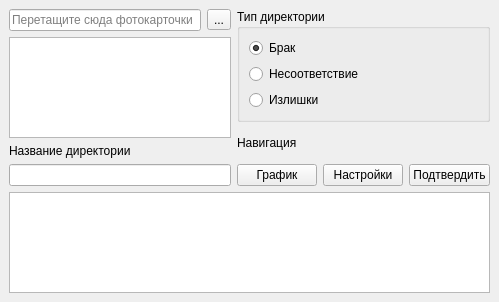
This is mainwindow.ui in The-Zealot/WBFolderManager as Qt 5 draws it before an edit. The edited form follows.
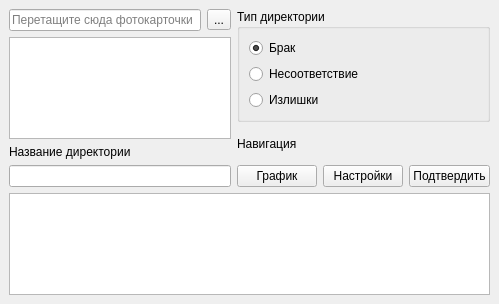
This is the edited form.

Commit message: Renamed private members of MainWindow class to (added underline prefix _)

Patch:
```diff
--- a/mainwindow.ui
+++ b/mainwindow.ui
@@ -7,7 +7,7 @@
     <x>0</x>
     <y>0</y>
     <width>499</width>
-    <height>302</height>
+    <height>304</height>
    </rect>
   </property>
   <property name="windowTitle">
@@ -28,16 +28,6 @@
             </property>
            </widget>
           </item>
-          <item row="1" column="0" colspan="2">
-           <widget class="QListWidget" name="listWidget">
-            <property name="sizePolicy">
-             <sizepolicy hsizetype="Preferred" vsizetype="Expanding">
-              <horstretch>0</horstretch>
-              <verstretch>0</verstretch>
-             </sizepolicy>
-            </property>
-           </widget>
-          </item>
           <item row="0" column="0">
            <widget class="QLineEdit" name="editPhotoPath">
             <property name="sizePolicy">
@@ -53,6 +43,9 @@
           </item>
          </layout>
         </item>
+        <item>
+         <widget class="QListWidget" name="listWidget"/>
+        </item>
         <item>
          <layout class="QVBoxLayout" name="verticalLayout">
           <item>
```
The commit also changes 9 other files.
